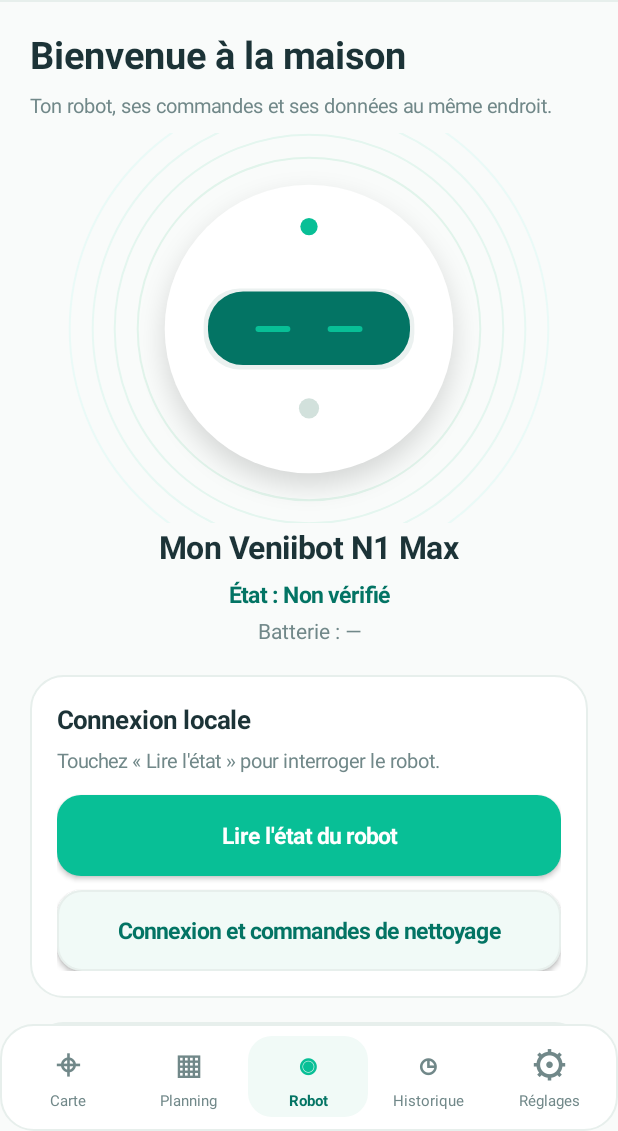
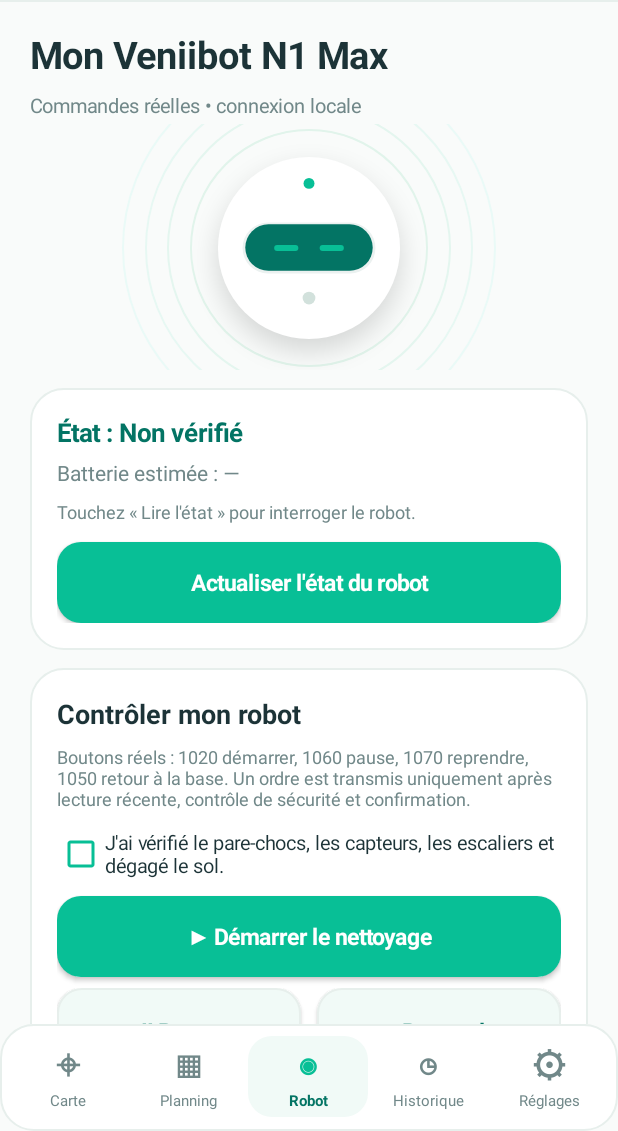
Before and after one commit to glard55j-ai/venniibot, an Android app: the screen it shows after launch (KoomaHomeActivity), on a phone screen of 412 x 824 dp, the part 105-1236 px from its top. Run offline under Robolectric (Android 15) with nearby library versions, the phone set to English and light mode, and no system bars.

Commit message:
Put always-accessible real N1 Max start/pause/resume/dock buttons on compact home, with explicit safety preflight

```diff
--- a/app/src/main/java/com/veniilocal/KoomaHomeActivity.java
+++ b/app/src/main/java/com/veniilocal/KoomaHomeActivity.java
@@ -52,13 +52,17 @@ public final class KoomaHomeActivity extends Activity {
     private String robotBattery = "—";
     private String lastCheck = "Touchez « Lire l'état » pour interroger le robot.";
     private boolean checking;
+    private boolean sendingCommand;
     private boolean destroyed;
+    private boolean lastStatusValid;
+    private android.widget.CheckBox safetyCheck;
     private long lastReadElapsed;
     private final android.os.Handler handler = new android.os.Handler(android.os.Looper.getMainLooper());
     private final Runnable expireStatus = () -> {
         if (destroyed || checking || lastReadElapsed <= 0) return;
         if (android.os.SystemClock.elapsedRealtime() - lastReadElapsed >= 60000) {
             robotState = "Lecture expirée";
+            lastStatusValid = false;
             robotBattery = "—";
             lastCheck = "Dernière lecture expirée : appuie sur « Lire l'état » pour actualiser.";
             lastReadElapsed = 0;
@@ -229,64 +233,173 @@ public final class KoomaHomeActivity extends Activity {
     }
 
     private void showRobot() {
-        sectionTitle("Bienvenue à la maison", "Ton robot, ses commandes et ses données au même endroit.");
+        sectionTitle("Mon Veniibot N1 Max", "Commandes réelles • connexion locale");
 
         RobotPicture robot = new RobotPicture(this);
-        LinearLayout.LayoutParams picture = new LinearLayout.LayoutParams(-1, dp(260));
-        picture.topMargin = dp(9);
+        LinearLayout.LayoutParams picture = new LinearLayout.LayoutParams(-1, dp(164));
+        picture.topMargin = dp(3);
         contents.addView(robot, picture);
 
-        TextView robotName = text("Mon Veniibot N1 Max", 21, INK, true);
-        robotName.setGravity(Gravity.CENTER);
-        add(contents, robotName, 1);
-        TextView status = text("État : " + robotState, 15, DARK_GREEN, true);
-        status.setGravity(Gravity.CENTER);
-        add(contents, status, 7);
-        TextView battery = text("Batterie : " + robotBattery, 14, SUBTLE, false);
-        battery.setGravity(Gravity.CENTER);
-        add(contents, battery, 4);
+        LinearLayout summary = card();
+        add(summary, text("État : " + robotState, 17, DARK_GREEN, true), 0);
+        add(summary, text("Batterie estimée : " + robotBattery, 14, SUBTLE, false), 6);
+        add(summary, text(lastCheck, 12, SUBTLE, false), 8);
+        Button read = button(checking ? "Lecture en cours…" : "Actualiser l'état du robot", true);
+        read.setEnabled(!checking && !sendingCommand);
+        add(summary, read, 12);
+        read.setOnClickListener(v -> readRobotStatus());
+        add(contents, summary, 12);
 
-        LinearLayout actions = card();
-        add(actions, text("Connexion locale", 17, INK, true), 0);
-        add(actions, text(lastCheck, 13, SUBTLE, false), 7);
-        Button read = button(checking ? "Lecture en cours…" : "Lire l'état du robot", true);
-        read.setEnabled(!checking);
-        add(actions, read, 14);
-        read.setOnClickListener(v -> readRobotStatus());
-        Button commands = button("Connexion et commandes de nettoyage", false);
-        add(actions, commands, 9);
-        commands.setOnClickListener(v -> openExistingControls());
-        add(contents, actions, 20);
+        LinearLayout control = card();
+        add(control, text("Contrôler mon robot", 18, INK, true), 0);
+        add(control, text("Boutons réels : 1020 démarrer, 1060 pause, 1070 reprendre, 1050 retour à la base. "
+            + "Un ordre est transmis uniquement après lecture récente, contrôle de sécurité et confirmation.",
+            12, SUBTLE, false), 8);
+
+        safetyCheck = new android.widget.CheckBox(this);
+        safetyCheck.setText("J'ai vérifié le pare-chocs, les capteurs, les escaliers et dégagé le sol.");
+        safetyCheck.setTextColor(INK);
+        safetyCheck.setTextSize(13);
+        safetyCheck.setButtonTintList(android.content.res.ColorStateList.valueOf(GREEN));
+        add(control, safetyCheck, 12);
+
+        Button start = button("▶ Démarrer le nettoyage", true);
+        start.setEnabled(!sendingCommand);
+        add(control, start, 11);
+        start.setOnClickListener(v -> requestHomeCommand(1020, "Démarrer le nettoyage"));
+
+        LinearLayout pair = new LinearLayout(this);
+        pair.setOrientation(LinearLayout.HORIZONTAL);
+        Button pause = button("Ⅱ Pause", false);
+        Button resume = button("▶ Reprendre", false);
+        LinearLayout.LayoutParams half = new LinearLayout.LayoutParams(0, dp(58), 1f);
+        half.rightMargin = dp(5);
+        pair.addView(pause, half);
+        LinearLayout.LayoutParams otherHalf = new LinearLayout.LayoutParams(0, dp(58), 1f);
+        otherHalf.leftMargin = dp(5);
+        pair.addView(resume, otherHalf);
+        pause.setEnabled(!sendingCommand);
+        resume.setEnabled(!sendingCommand);
+        pause.setOnClickListener(v -> requestHomeCommand(1060, "Mettre en pause"));
+        resume.setOnClickListener(v -> requestHomeCommand(1070, "Reprendre le nettoyage"));
+        add(control, pair, 7);
+
+        Button dock = button("⌂ Retour à la base", false);
+        dock.setEnabled(!sendingCommand);
+        add(control, dock, 9);
+        dock.setOnClickListener(v -> requestHomeCommand(1050, "Retour à la base"));
+
+        Button advanced = button("Diagnostics et réglages avancés", false);
+        add(control, advanced, 13);
+        advanced.setOnClickListener(v -> openExistingControls());
+        add(contents, control, 12);
+
         showDraftCards(KoomaDraftStore.FAVORITES);
+    }
 
-        add(contents, text("Les commandes réelles de démarrage, pause, reprise et retour à la base restent dans l'écran de contrôle existant, avec leurs protections de sécurité.", 12, SUBTLE, false), 13);
+    private boolean freshRobotState() {
+        return lastStatusValid && lastReadElapsed > 0
+            && android.os.SystemClock.elapsedRealtime() - lastReadElapsed < 60000L;
+    }
+
+    private void requestHomeCommand(int code, String label) {
+        if (sendingCommand || checking) {
+            new AlertDialog.Builder(this).setTitle("Action en cours")
+                .setMessage("Attends la fin de la commande ou de la lecture.")
+                .setPositiveButton("OK", null).show();
+            return;
+        }
+        if (!freshRobotState()) {
+            new AlertDialog.Builder(this).setTitle("Lecture réelle nécessaire")
+                .setMessage("L'état du robot est absent ou expiré. Lis son état avant de commander.")
+                .setNegativeButton("Annuler", null)
+                .setPositiveButton("Lire l'état", (d,w) -> readRobotStatus()).show();
+            return;
+        }
+        if (safetyCheck == null || !safetyCheck.isChecked()) {
+            new AlertDialog.Builder(this).setTitle("Sécurité à confirmer")
+                .setMessage("Vérifie que le robot peut bouger sans risque, puis coche la case de sécurité.")
+                .setPositiveButton("Compris", null).show();
+            return;
+        }
+        new AlertDialog.Builder(this).setTitle("Envoyer la commande réelle ?")
+            .setMessage(label + " (" + code + ") sera transmis une fois au N1 Max, sans simulation. "
+                + "Reste près du bouton physique : un ordre envoyé ne garantit pas son exécution.")
+            .setNegativeButton("Annuler", null)
+            .setPositiveButton("Envoyer", (d,w) -> {
+                if (sendingCommand || checking || !freshRobotState()
+                        || safetyCheck == null || !safetyCheck.isChecked()) return;
+                executeHomeCommand(code, label);
+            }).show();
+    }
+
+    private void executeHomeCommand(int code, String label) {
+        if (sendingCommand) return;
+        sendingCommand = true;
+        lastStatusValid = false;
+        lastReadElapsed = 0L;
+        handler.removeCallbacks(expireStatus);
+        robotState = "Commande en cours";
+        robotBattery = "—";
+        lastCheck = label + " : tentative réelle en cours. Le résultat reste à vérifier.";
+        if (selectedTab == 2) selectTab(2);
+        work.execute(() -> {
+            String feedback;
+            try {
+                bindToRobotWifi();
+                VeniiClient.StartResult result = VeniiClient.commandOnce(code);
+                String before = result.before == null ? "—" : result.before.generalState;
+                String after = result.after == null ? "indisponible" : result.after.generalState;
+                feedback = label + " : commande " + code + " envoyée une fois. État avant : "
+                    + before + ", après : " + after + ". Vérifie physiquement le robot puis relis l'état.";
+            } catch (Exception error) {
+                feedback = label + " : transmission non confirmée. Vérifie le Wi-Fi et l'état du robot "
+                    + "avant de réessayer ; ne suppose pas que l'ordre a échoué.";
+            }
+            final String message = feedback;
+            runOnUiThread(() -> {
+                if (destroyed) return;
+                sendingCommand = false;
+                robotState = "À actualiser";
+                lastCheck = message;
+                if (selectedTab == 2) selectTab(2);
+                new AlertDialog.Builder(this).setTitle("Résultat de la commande")
+                    .setMessage(message).setPositiveButton("OK", null).show();
+            });
+        });
+    }
+
+    private void bindToRobotWifi() {
+        ConnectivityManager cm =
+            (ConnectivityManager)getSystemService(Context.CONNECTIVITY_SERVICE);
+        if (cm == null) throw new IllegalStateException("Wi-Fi non disponible");
+        for (Network network : cm.getAllNetworks()) {
+            NetworkCapabilities caps = cm.getNetworkCapabilities(network);
+            if (caps != null && caps.hasTransport(NetworkCapabilities.TRANSPORT_WIFI)) {
+                cm.bindProcessToNetwork(network);
+                return;
+            }
+        }
+        throw new IllegalStateException("Connecte le téléphone au Wi-Fi du robot");
     }
 
     private void readRobotStatus() {
-        if (checking) return;
+        if (checking || sendingCommand) return;
         checking = true;
         robotState = "Lecture en cours";
+        lastStatusValid = false;
+        lastReadElapsed = 0L;
         robotBattery = "—";
         lastCheck = "Interrogation locale en cours. Aucune commande de mouvement envoyée.";
         selectTab(2);
         work.execute(() -> {
             String state = "Lecture impossible", battery = "—", info;
+            boolean valid = false;
             try {
-                // The user has explicitly requested this status-only operation.
-                ConnectivityManager cm =
-                    (ConnectivityManager)getSystemService(Context.CONNECTIVITY_SERVICE);
-                boolean wifi = false;
-                if (cm != null) for (Network network : cm.getAllNetworks()) {
-                    NetworkCapabilities caps = cm.getNetworkCapabilities(network);
-                    if (caps != null && caps.hasTransport(NetworkCapabilities.TRANSPORT_WIFI)) {
-                        cm.bindProcessToNetwork(network);
-                        wifi = true;
-                        break;
-                    }
-                }
-                if (!wifi) throw new IllegalStateException("Connecte le téléphone au Wi-Fi du robot.");
+                bindToRobotWifi();
                 VeniiClient.Status report = VeniiClient.readStatus();
                 state = stateText(report.generalState);
+                valid = report.generalState != null && report.generalState.matches("[0-9]{1,4}");
                 String value = report.powerReport;
                 try {
                     int percent = Integer.parseInt(value);
@@ -297,7 +410,8 @@ public final class KoomaHomeActivity extends Activity {
                 info = failure instanceof IllegalStateException ? failure.getMessage()
                     : "Connexion non établie. Vérifie le Wi-Fi du N1 Max puis réessaie.";
             }
-            final boolean succeeded = !state.equals("Lecture impossible");
+            final boolean succeeded = valid;
+            final boolean rawStatusValid = valid;
             final String stateText = state, batteryText = battery, detail = info;
             runOnUiThread(() -> {
                 if (destroyed) return;
@@ -305,6 +419,7 @@ public final class KoomaHomeActivity extends Activity {
                 robotBattery = batteryText;
                 lastCheck = detail;
                 checking = false;
+                lastStatusValid = rawStatusValid;
                 handler.removeCallbacks(expireStatus);
                 if (succeeded) {
                     lastReadElapsed = android.os.SystemClock.elapsedRealtime();
```
